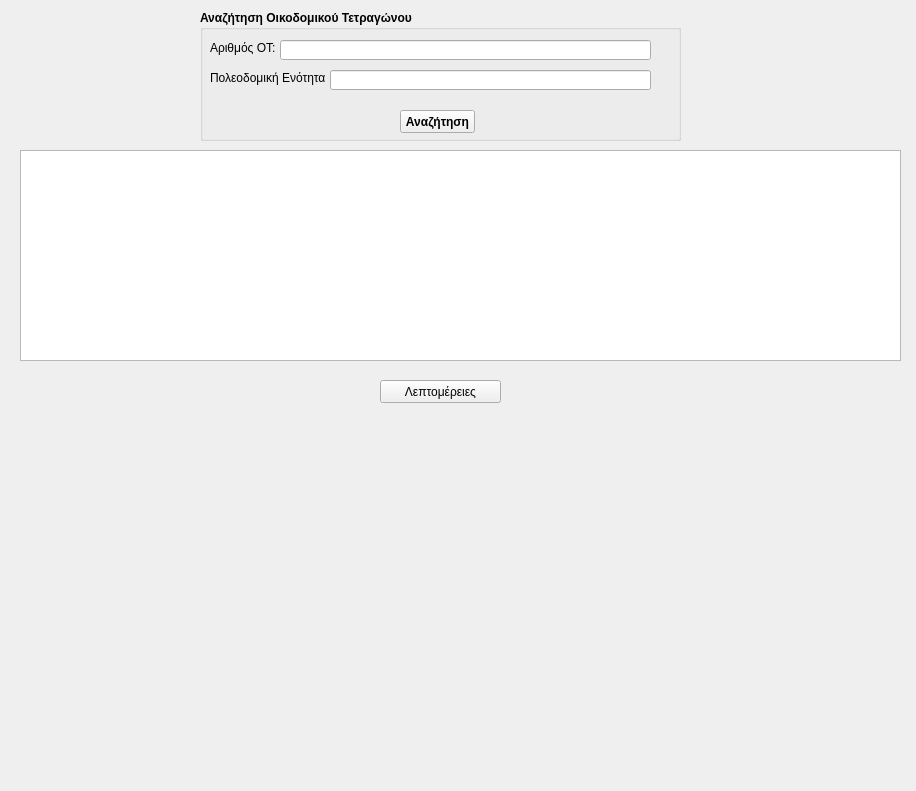
This is pol_toolkit_dockwidget_base.ui in lymperis-geomeletitiki/acharnes_qgis_toolkit as Qt 5 draws it before an edit. The edited form follows.
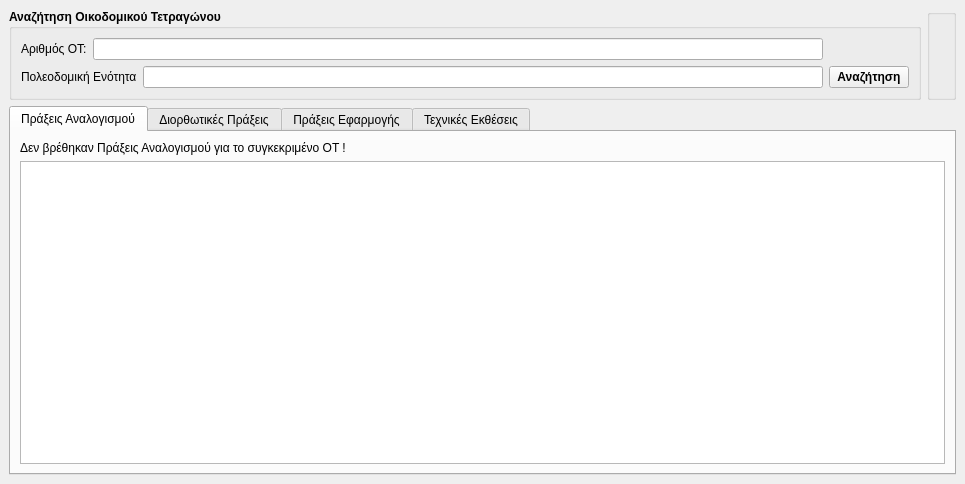
This is the edited form. Custom widgets are drawn as their Qt base class.

Patch:
```diff
--- a/pol_toolkit_dockwidget_base.ui
+++ b/pol_toolkit_dockwidget_base.ui
@@ -6,23 +6,19 @@
    <rect>
     <x>0</x>
     <y>0</y>
-    <width>916</width>
-    <height>791</height>
+    <width>965</width>
+    <height>484</height>
    </rect>
   </property>
   <property name="windowTitle">
    <string>Poleodomia Toolkit</string>
   </property>
   <widget class="QWidget" name="dockWidgetContents">
+   <layout class="QGridLayout" name="gridLayout_4">
+    <item row="0" column="0">
+     <layout class="QGridLayout" name="gridLayout_3">
+      <item row="0" column="0">
    <widget class="QgsCollapsibleGroupBox" name="mGroupBox">
-    <property name="geometry">
-     <rect>
-      <x>200</x>
-      <y>10</y>
-      <width>481</width>
-      <height>131</height>
-     </rect>
-    </property>
     <property name="font">
      <font>
       <weight>75</weight>
@@ -32,37 +28,9 @@
     <property name="title">
      <string>Αναζήτηση Οικοδομικού Τετραγώνου</string>
     </property>
-    <widget class="QLabel" name="label_3">
-     <property name="geometry">
-      <rect>
-       <x>10</x>
-       <y>60</y>
-       <width>121</width>
-       <height>16</height>
-      </rect>
-     </property>
-     <property name="font">
-      <font>
-       <weight>50</weight>
-       <bold>false</bold>
-      </font>
-     </property>
-     <property name="locale">
-      <locale language="Greek" country="Greece"/>
-     </property>
-     <property name="text">
-      <string>Πολεοδομική Ενότητα</string>
-     </property>
-    </widget>
+        <layout class="QGridLayout" name="gridLayout_2">
+         <item row="0" column="0">
     <widget class="QLabel" name="label_2">
-     <property name="geometry">
-      <rect>
-       <x>10</x>
-       <y>30</y>
-       <width>81</width>
-       <height>16</height>
-      </rect>
-     </property>
      <property name="font">
       <font>
        <weight>50</weight>
@@ -76,63 +44,106 @@
       <string>Αριθμός ΟΤ:</string>
      </property>
     </widget>
-    <widget class="QLineEdit" name="search_ot_number">
-     <property name="geometry">
-      <rect>
-       <x>80</x>
-       <y>30</y>
-       <width>371</width>
-       <height>20</height>
-      </rect>
-     </property>
-    </widget>
-    <widget class="QLineEdit" name="search_ot_pe">
-     <property name="geometry">
-      <rect>
-       <x>130</x>
-       <y>60</y>
-       <width>321</width>
-       <height>20</height>
-      </rect>
-     </property>
-    </widget>
+         </item>
+         <item row="0" column="1" colspan="2">
+          <widget class="QLineEdit" name="search_ot_number"/>
+         </item>
+         <item row="1" column="0" colspan="2">
+          <widget class="QLabel" name="label_3">
+           <property name="font">
+            <font>
+             <weight>50</weight>
+             <bold>false</bold>
+            </font>
+           </property>
+           <property name="locale">
+            <locale language="Greek" country="Greece"/>
+           </property>
+           <property name="text">
+            <string>Πολεοδομική Ενότητα</string>
+           </property>
+          </widget>
+         </item>
+         <item row="1" column="2">
+          <widget class="QLineEdit" name="search_ot_pe"/>
+         </item>
+         <item row="1" column="3">
     <widget class="QPushButton" name="search_ot_button">
-     <property name="geometry">
-      <rect>
-       <x>200</x>
-       <y>100</y>
-       <width>75</width>
-       <height>23</height>
-      </rect>
-     </property>
      <property name="text">
       <string>Αναζήτηση</string>
      </property>
     </widget>
-   </widget>
-   <widget class="QPushButton" name="pushButton_2">
-    <property name="geometry">
-     <rect>
-      <x>380</x>
-      <y>380</y>
-      <width>121</width>
-      <height>23</height>
-     </rect>
+         </item>
+        </layout>
+       </widget>
+      </item>
+      <item row="0" column="1">
+       <widget class="QGroupBox" name="groupBox">
+        <property name="title">
+         <string/>
+        </property>
+       </widget>
+      </item>
+      <item row="1" column="0" colspan="2">
+       <widget class="QTabWidget" name="tabWidget">
+        <property name="currentIndex">
+         <number>0</number>
+        </property>
+        <widget class="QWidget" name="tab">
+         <attribute name="title">
+          <string>Πράξεις Αναλογισμού</string>
+         </attribute>
+         <layout class="QGridLayout" name="gridLayout">
+          <item row="1" column="0">
+           <widget class="QTableWidget" name="search_ot_anal"/>
+          </item>
+          <item row="0" column="0">
+           <widget class="QLabel" name="no_anal">
+            <property name="enabled">
+             <bool>true</bool>
     </property>
     <property name="text">
-     <string>Λεπτομέρειες</string>
-    </property>
-   </widget>
-   <widget class="QTableWidget" name="search_ot_results_table">
-    <property name="geometry">
-     <rect>
-      <x>20</x>
-      <y>150</y>
-      <width>881</width>
-      <height>211</height>
-     </rect>
-    </property>
-   </widget>
+             <string>Δεν βρέθηκαν Πράξεις Αναλογισμού για το συγκεκριμένο ΟΤ !</string>
+            </property>
+           </widget>
+          </item>
+         </layout>
+        </widget>
+        <widget class="QWidget" name="tab_2">
+         <attribute name="title">
+          <string>Διορθωτικές Πράξεις</string>
+         </attribute>
+         <layout class="QGridLayout" name="gridLayout_5">
+          <item row="0" column="0">
+           <widget class="QTableWidget" name="search_ot_dior"/>
+          </item>
+         </layout>
+        </widget>
+        <widget class="QWidget" name="tab_3">
+         <attribute name="title">
+          <string>Πράξεις Εφαρμογής</string>
+         </attribute>
+         <layout class="QGridLayout" name="gridLayout_6">
+          <item row="0" column="0">
+           <widget class="QTableWidget" name="search_ot_efarm"/>
+          </item>
+         </layout>
+        </widget>
+        <widget class="QWidget" name="tab_4">
+         <attribute name="title">
+          <string>Τεχνικές Εκθέσεις</string>
+         </attribute>
+         <layout class="QGridLayout" name="gridLayout_7">
+          <item row="0" column="0">
+           <widget class="QTableWidget" name="search_ot_texn"/>
+          </item>
+         </layout>
+        </widget>
+       </widget>
+      </item>
+     </layout>
+    </item>
+   </layout>
   </widget>
  </widget>
  <customwidgets>
```
Lines whose indentation alone changed are shown as unchanged.
